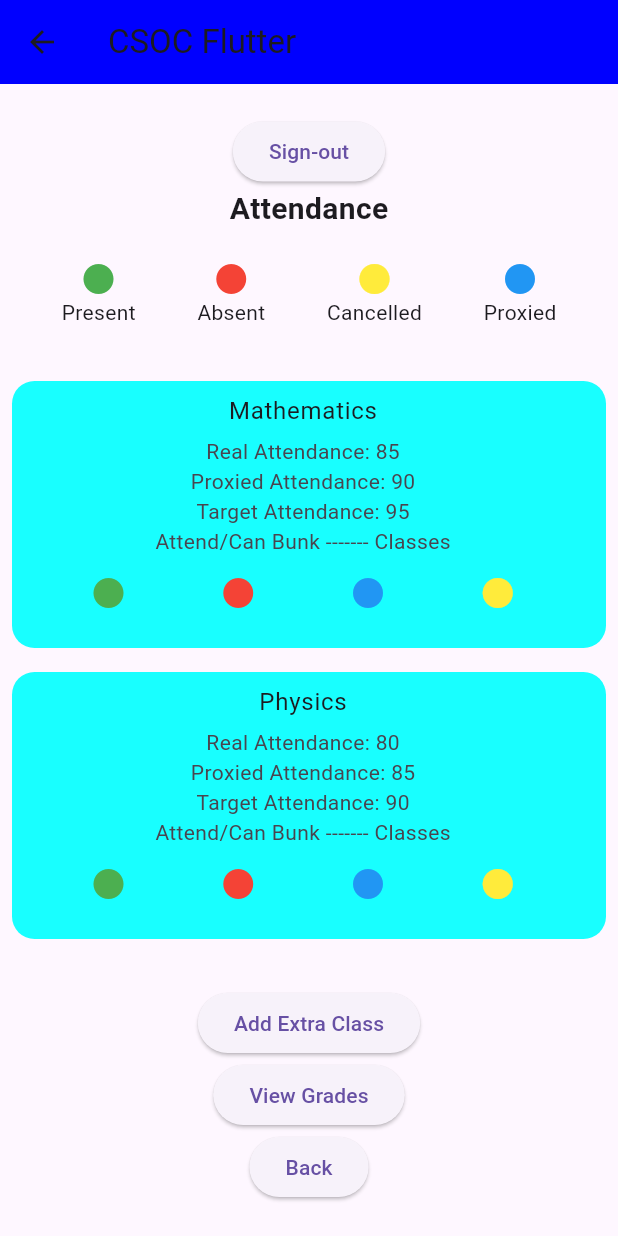
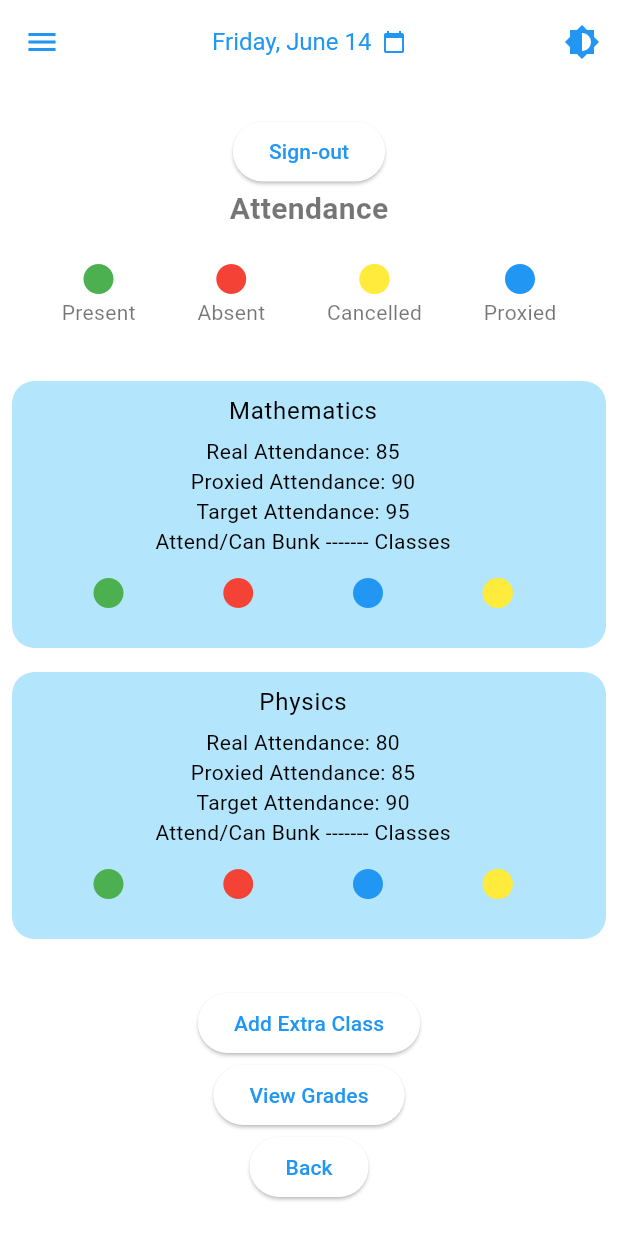
Before and after one commit to Varun-Kolanu/csoc_flutter, a Flutter app: the HomeScreen screen opened directly with empty values, on a phone screen of 412 x 824 dp. Run offline on Flutter 3.47's test engine with Material 3 defaults, Android fonts, the phone set to English and light mode, and no system bars; our stand-ins replace cloud_firestore, firebase_auth, firebase_core, flutter_bloc, google_sign_in; accounts and stored records are empty.

Commit message:
feat: added appbar

```diff
--- /dev/null
+++ b/lib/cubit/date_cubit.dart
@@ -0,0 +1,12 @@
+import 'package:flutter_bloc/flutter_bloc.dart';
+
+class DateCubit extends Cubit<DateTime> {
+  DateCubit() : super(DateTime.now());
+
+  void selectDate(DateTime date) {
+    emit(date);
+  }
+  void resetDate() {
+    emit(DateTime.now());
+  }
+}
--- /dev/null
+++ b/lib/cubit/theme_cubit.dart
@@ -0,0 +1,14 @@
+import 'package:flutter/material.dart';
+import 'package:flutter_bloc/flutter_bloc.dart';
+
+class ThemeCubit extends Cubit<ThemeMode> {
+  ThemeCubit() : super(ThemeMode.system);
+
+  void toggleTheme() {
+    if (state == ThemeMode.light) {
+      emit(ThemeMode.dark);
+    } else {
+      emit(ThemeMode.light);
+    }
+  }
+}
--- a/lib/main.dart
+++ b/lib/main.dart
@@ -1,12 +1,16 @@
 import 'package:csoc_flutter/cubit/auth_cubit.dart';
+import 'package:csoc_flutter/cubit/date_cubit.dart';
+import 'package:csoc_flutter/cubit/theme_cubit.dart';
 import 'package:csoc_flutter/firebase_options.dart';
 import 'package:csoc_flutter/repositories/user_repository.dart';
 import 'package:csoc_flutter/ui/screens/home_screen.dart';
 import 'package:csoc_flutter/ui/screens/login_screen.dart';
+import 'package:csoc_flutter/utils/dark_theme.dart';
+import 'package:csoc_flutter/utils/light_theme.dart';
 import 'package:firebase_core/firebase_core.dart';
 import 'package:flutter/material.dart';
 import 'package:flutter_bloc/flutter_bloc.dart';
-import 'package:csoc_flutter/ui/screens/grades.dart'; // Import the new grade screen
+
 
 void main() async {
   WidgetsFlutterBinding.ensureInitialized();
@@ -24,8 +28,18 @@ void main() async {
 
   // Creating the AuthCubit for state management. This provides cubit to all its children.
   runApp(
+    MultiBlocProvider(
+      providers: [
         BlocProvider<AuthCubit>(
           create: (context) => AuthCubit(UserRepository()),
+        ),
+        BlocProvider<ThemeCubit>(
+          create: (context) => ThemeCubit(),
+        ),
+        BlocProvider<DateCubit>(
+          create: (context) => DateCubit(),
+        ),
+      ],
       child: const MyApp(),
     ),
   );
@@ -38,6 +52,8 @@ class MyApp extends StatelessWidget {
  Widget build(BuildContext context) {
     final authCubit = context.read<AuthCubit>();
 
+    return BlocBuilder<ThemeCubit, ThemeMode>(
+      builder: (context, themeMode) {
         return MaterialApp(
           home: BlocBuilder<AuthCubit, AuthState>(
             bloc: authCubit,
@@ -54,6 +70,11 @@ class MyApp extends StatelessWidget {
               return const LoginScreen();
             },
           ),
+          theme: lightTheme,
+          darkTheme: darkTheme,
+          themeMode: themeMode,
+        );
+      },
     );
   }
 }
--- /dev/null
+++ b/lib/services/date_service.dart
@@ -0,0 +1,14 @@
+import 'package:flutter/material.dart';
+
+class DateService {
+  Future<DateTime?> selectDate(
+      BuildContext context, DateTime initialDate) async {
+    final DateTime? picked = await showDatePicker(
+      context: context,
+      initialDate: initialDate,
+      firstDate: DateTime(2000),
+      lastDate: DateTime(2101),
+    );
+    return picked;
+  }
+}
--- a/lib/ui/screens/home_screen.dart
+++ b/lib/ui/screens/home_screen.dart
@@ -1,13 +1,17 @@
-import 'package:flutter/material.dart';
+import 'dart:convert';
+
+import 'package:csoc_flutter/cubit/auth_cubit.dart';
+import 'package:csoc_flutter/cubit/date_cubit.dart';
+import 'package:csoc_flutter/cubit/theme_cubit.dart';
 import 'package:csoc_flutter/models/subjects.dart';
 import 'package:csoc_flutter/models/user_model.dart';
-import 'package:csoc_flutter/cubit/auth_cubit.dart';
 import 'package:csoc_flutter/ui/widgets/app_bar.dart';
-import 'package:csoc_flutter/utils/colors.dart';
+import 'package:csoc_flutter/ui/widgets/date_title.dart';
+import 'package:flutter/material.dart';
 import 'package:flutter/services.dart';
 import 'package:flutter_bloc/flutter_bloc.dart';
-import 'dart:convert';
-import 'package:csoc_flutter/ui/screens/grades.dart';  // Import the grades screen
+
+import 'package:csoc_flutter/ui/screens/grades.dart'; // Import the grades screen
 
 class HomeScreen extends StatefulWidget {
   final UserModel user;
@@ -24,11 +28,12 @@ class _HomeScreenState extends State<HomeScreen> {
   void initState() {
     super.initState();
     subjects = fetchSubjects();
+    context.read<DateCubit>().resetDate();
   }
 
   Future<List<Subject>> fetchSubjects() async {
     final String response =
-    await rootBundle.loadString('assets/attendance_data.json');
+        await rootBundle.loadString('assets/attendance_data.json');
     final data = await json.decode(response);
     return (data['subjects'] as List)
         .map((subject) => Subject.fromJson(subject))
@@ -37,12 +42,30 @@ class _HomeScreenState extends State<HomeScreen> {
 
   @override
   Widget build(BuildContext context) {
+    final primaryColor = Theme.of(context).primaryColor;
+    final backgroundColor = Theme.of(context).scaffoldBackgroundColor;
+    final secondaryColor = Theme.of(context).colorScheme.secondary;
     AuthCubit authCubit = context.read<AuthCubit>();
+
     return Scaffold(
-      appBar: const CustomAppBar(
-        title: "CSOC Flutter",
-        backgroundColor: AppColors.primaryColor,
-        actions: [],
+      appBar: CustomAppBar(
+        title: DateTitle(),
+        textStyle: TextStyle(color: primaryColor),
+        backgroundColor: backgroundColor,
+        leading: IconButton(
+          onPressed: () {},
+          color: primaryColor,
+          icon: const Icon(Icons.menu),
+        ),
+        actions: [
+          IconButton(
+            icon: const Icon(Icons.brightness_6),
+            color: primaryColor,
+            onPressed: () {
+              context.read<ThemeCubit>().toggleTheme();
+            },
+          ),
+        ],
       ),
       body: SingleChildScrollView(
         child: Column(
@@ -57,8 +80,8 @@ class _HomeScreenState extends State<HomeScreen> {
                 mainAxisSize: MainAxisSize.min,
                 children: [
                   const Text('Attendance',
-                      style: TextStyle(
-                          fontSize: 20, fontWeight: FontWeight.bold)),
+                      style:
+                          TextStyle(fontSize: 20, fontWeight: FontWeight.bold)),
                   const SizedBox(height: 20),
                   const Row(
                     mainAxisAlignment: MainAxisAlignment.spaceEvenly,
@@ -111,12 +134,11 @@ class _HomeScreenState extends State<HomeScreen> {
                               itemBuilder: (context, index) {
                                 final subject = subjects[index];
                                 return Container(
-                                  margin: const EdgeInsets.symmetric(
-                                      vertical: 8.0),
+                                  margin:
+                                      const EdgeInsets.symmetric(vertical: 8.0),
                                   decoration: BoxDecoration(
-                                    color: Colors.cyanAccent,
-                                    borderRadius:
-                                    BorderRadius.circular(15.0),
+                                    color: secondaryColor,
+                                    borderRadius: BorderRadius.circular(15.0),
                                   ),
                                   child: ListTile(
                                     title: Center(
@@ -125,7 +147,7 @@ class _HomeScreenState extends State<HomeScreen> {
                                       padding: const EdgeInsets.all(5.0),
                                       child: Column(
                                         mainAxisAlignment:
-                                        MainAxisAlignment.spaceBetween,
+                                            MainAxisAlignment.spaceBetween,
                                         children: [
                                           Text(
                                               "Real Attendance: ${subject.realAttendance}"),
@@ -137,7 +159,7 @@ class _HomeScreenState extends State<HomeScreen> {
                                               "Attend/Can Bunk ------- Classes"),
                                           Row(
                                             mainAxisAlignment:
-                                            MainAxisAlignment.spaceAround,
+                                                MainAxisAlignment.spaceAround,
                                             children: <Widget>[
                                               IconButton(
                                                 onPressed: () {},
@@ -165,8 +187,7 @@ class _HomeScreenState extends State<HomeScreen> {
                                       ),
                                     ),
                                     shape: RoundedRectangleBorder(
-                                      borderRadius:
-                                      BorderRadius.circular(15),
+                                      borderRadius: BorderRadius.circular(15),
                                     ),
                                   ),
                                 );
@@ -189,13 +210,14 @@ class _HomeScreenState extends State<HomeScreen> {
                       Navigator.push(
                         context,
                         MaterialPageRoute(
-                          builder: (context) => GradeScreen(userId: widget.user.id ?? ''), // Pass the userId here
+                          builder: (context) => GradeScreen(
+                              userId:
+                                  widget.user.id ?? ''), // Pass the userId here
                         ),
                       );
                     },
                     child: const Text('View Grades'),
                   ),
-
                   ElevatedButton(
                     onPressed: () {
                       Navigator.of(context).pop();
--- a/lib/ui/widgets/app_bar.dart
+++ b/lib/ui/widgets/app_bar.dart
@@ -1,20 +1,27 @@
 import 'package:flutter/material.dart';
 
 class CustomAppBar extends StatelessWidget implements PreferredSizeWidget {
-  final String title;
+  final Widget title;
   final Color backgroundColor;
   final List<Widget> actions;
+  final TextStyle textStyle;
+  final Widget leading;
 
   const CustomAppBar({
     super.key,
     required this.title,
     required this.backgroundColor,
     required this.actions,
+    required this.textStyle,
+    required this.leading,
   });
   @override
   Widget build(BuildContext context) {
     return AppBar(
-      title: Text(title),
+      title: title,
+      centerTitle: true,
+      titleTextStyle: textStyle,
+      leading: leading,
       backgroundColor: backgroundColor,
       actions: actions,
     );
--- /dev/null
+++ b/lib/ui/widgets/date_title.dart
@@ -0,0 +1,47 @@
+import 'package:flutter/material.dart';
+import 'package:flutter_bloc/flutter_bloc.dart';
+import 'package:intl/intl.dart';
+import 'package:csoc_flutter/cubit/date_cubit.dart';
+import 'package:csoc_flutter/services/date_service.dart';
+
+class DateTitle extends StatelessWidget {
+  final DateService _dateService =
+      DateService(); // Create an instance of DateService
+
+  DateTitle({super.key});
+
+  Future<void> _dateSelection(BuildContext context) async {
+    final DateCubit dateCubit = context.read<DateCubit>();
+    final DateTime? picked =
+        await _dateService.selectDate(context, dateCubit.state);
+    if (picked != null) {
+      dateCubit.selectDate(picked);
+    }
+  }
+
+  @override
+  Widget build(BuildContext context) {
+    final ThemeData theme = Theme.of(context);
+    return BlocBuilder<DateCubit, DateTime>(
+      builder: (context, selectedDate) {
+        final formattedDate = DateFormat('EEEE, MMMM d').format(selectedDate);
+
+        return InkWell(
+          onTap: () => _dateSelection(context),
+          child: Row(
+            mainAxisSize: MainAxisSize.min,
+            children: [
+              Text(formattedDate, style: theme.appBarTheme.titleTextStyle),
+              const SizedBox(width: 7),
+              Icon(
+                Icons.calendar_today,
+                size: 16,
+                color: theme.primaryColor,
+              ),
+            ],
+          ),
+        );
+      },
+    );
+  }
+}
--- /dev/null
+++ b/lib/utils/dark_theme.dart
@@ -0,0 +1,32 @@
+import 'package:flutter/material.dart';
+
+final ThemeData darkTheme = ThemeData(
+  brightness: Brightness.dark,
+  primaryColor: Colors.white,
+  colorScheme: const ColorScheme.dark(
+    primary: Colors.white,
+    secondary: Colors.blueGrey,
+  ),
+  scaffoldBackgroundColor: Colors.black,
+  appBarTheme: const AppBarTheme(
+    color: Colors.black,
+    iconTheme: IconThemeData(color: Colors.white),
+    titleTextStyle: TextStyle(color: Colors.white, fontSize: 16),
+  ),
+  textTheme: const TextTheme(
+    bodyLarge: TextStyle(color: Colors.white, fontSize: 16),
+    bodyMedium: TextStyle(color: Colors.white70, fontSize: 14),
+    headlineLarge: TextStyle(color: Colors.white, fontSize: 24),
+    titleLarge: TextStyle(color: Colors.white, fontSize: 20),
+  ),
+  buttonTheme: const ButtonThemeData(
+    buttonColor: Colors.blueAccent,
+    textTheme: ButtonTextTheme.primary,
+  ),
+  inputDecorationTheme: const InputDecorationTheme(
+    focusedBorder: OutlineInputBorder(
+      borderSide: BorderSide(color: Colors.blueAccent),
+    ),
+    labelStyle: TextStyle(color: Colors.blueAccent),
+  ),
+);
--- /dev/null
+++ b/lib/utils/light_theme.dart
@@ -0,0 +1,32 @@
+import 'package:flutter/material.dart';
+
+final ThemeData lightTheme = ThemeData(
+  brightness: Brightness.light,
+  primaryColor: Colors.blue,
+  colorScheme: ColorScheme.light(
+    primary: Colors.blue,
+    secondary: Colors.lightBlue.shade100,
+  ),
+  scaffoldBackgroundColor: Colors.white,
+  appBarTheme: const AppBarTheme(
+    color: Colors.blue,
+    iconTheme: IconThemeData(color: Colors.blue),
+    titleTextStyle: TextStyle(color: Colors.blue, fontSize: 16),
+  ),
+  textTheme: const TextTheme(
+    bodyLarge: TextStyle(color: Colors.black, fontSize: 16),
+    bodyMedium: TextStyle(color: Colors.black54, fontSize: 14),
+    headlineLarge: TextStyle(color: Colors.black, fontSize: 24),
+    titleLarge: TextStyle(color: Colors.black, fontSize: 20),
+  ),
+  buttonTheme: const ButtonThemeData(
+    buttonColor: Colors.blue,
+    textTheme: ButtonTextTheme.primary,
+  ),
+  inputDecorationTheme: const InputDecorationTheme(
+    focusedBorder: OutlineInputBorder(
+      borderSide: BorderSide(color: Colors.blue),
+    ),
+    labelStyle: TextStyle(color: Colors.blue),
+  ),
+);
--- a/pubspec.yaml
+++ b/pubspec.yaml
@@ -40,6 +40,7 @@ dependencies:
   google_sign_in: ^6.2.1
   cloud_firestore: ^4.17.5
   flutter_bloc: ^8.1.5
+  intl: ^0.19.0
 
 dev_dependencies:
   flutter_test:
```
Also changed, not shown: pubspec.lock, 1 other file. Lines whose indentation alone changed are shown as unchanged.
